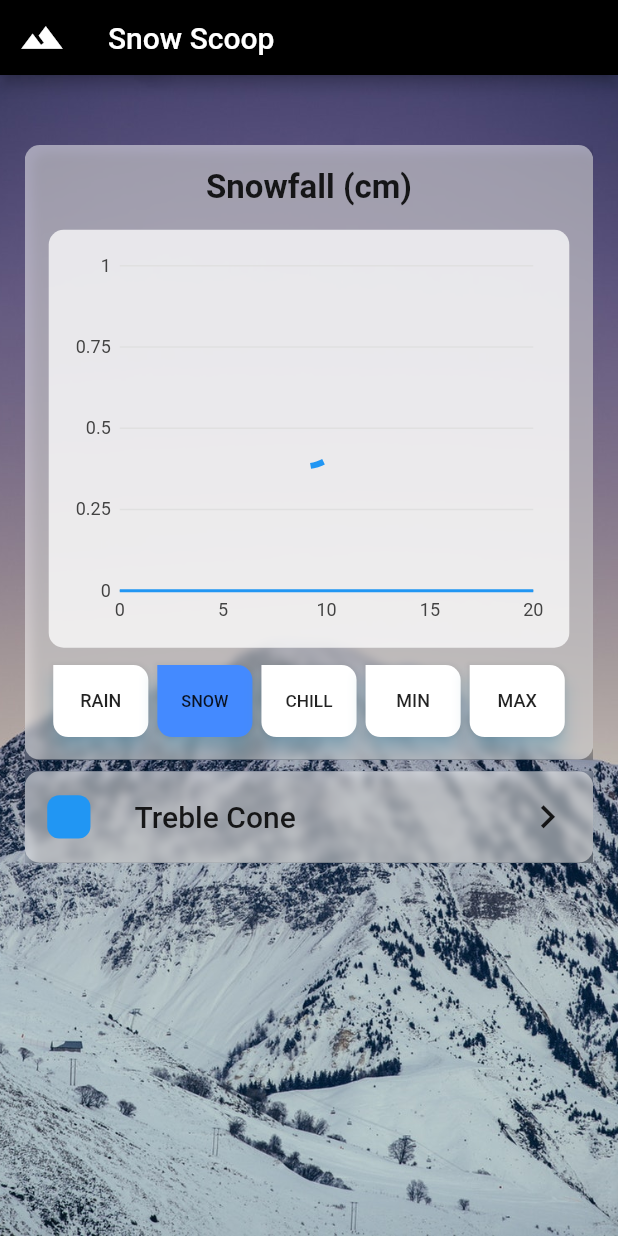
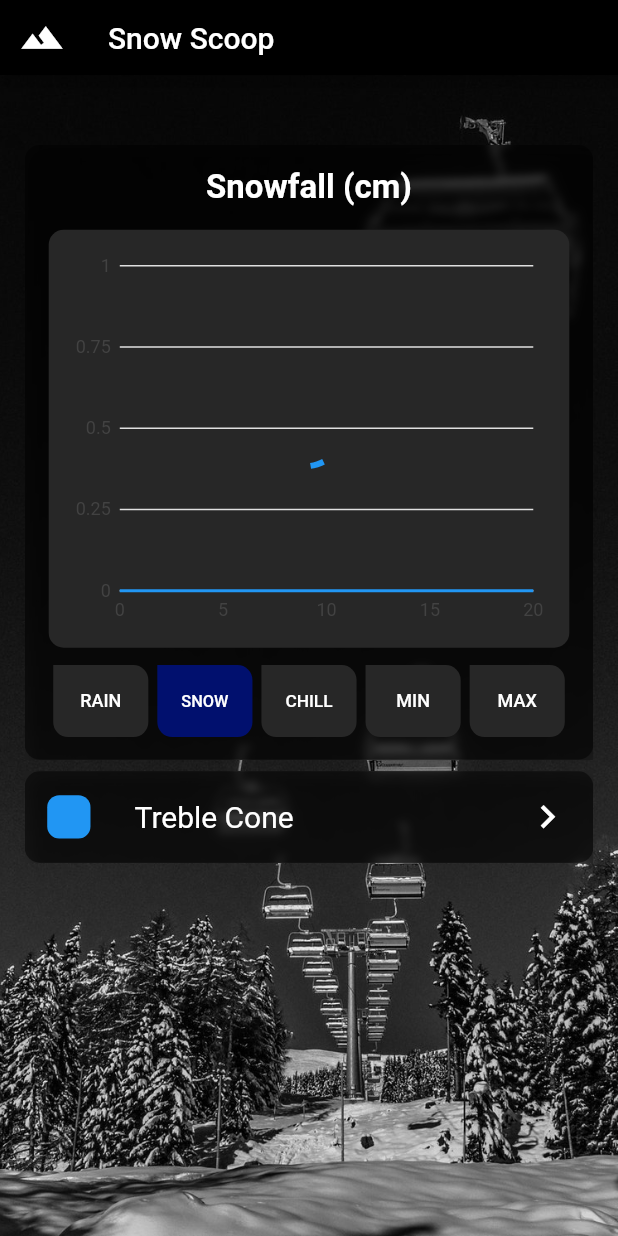
Before and after one commit to kerridge/snowscoop, a Flutter app: the screen it shows after launch, on a phone screen of 412 x 824 dp. Run offline on Flutter 3.47's test engine with Material 2 defaults, Android fonts, the phone set to English and light mode, and no system bars; our stand-ins replace charts_flutter, google_maps_flutter, googleapis_auth, modal_progress_hud, shared_preferences; missing offline and left inert: googleapis; Roboto replaces fonts that are missing (Signika); key blocks and very long unbroken strings in the code were emptied for the run.

Commit message:
slowly introducing a theme architecture

```diff
--- a/lib/main.dart
+++ b/lib/main.dart
@@ -1,6 +1,7 @@
 import 'package:flutter/material.dart';
 import 'package:flutter/services.dart';
 import 'package:snowscoop/util/routes.dart';
+import 'package:snowscoop/util/themes.dart';
 
 void main() => runApp(MyApp());
 
@@ -15,11 +16,7 @@ class MyApp extends StatelessWidget {
     return new MaterialApp(
       debugShowCheckedModeBanner: false,
       title: 'Snow Scoop',
-      theme: ThemeData(
-        primarySwatch: Colors.blue,
-        fontFamily: 'Signika',
-
-      ),
+      theme: darkTheme,
       onGenerateRoute: generateRoute,
     );
   }
--- /dev/null
+++ b/lib/util/themes.dart
@@ -0,0 +1,20 @@
+import 'package:flutter/material.dart';
+
+ThemeData darkTheme = new ThemeData(
+  //
+  primaryColor: Colors.black,
+  // color of graph and buttons
+  canvasColor: Color.fromRGBO(39, 39, 39, 1),
+  buttonColor: Color.fromRGBO(39, 39, 39, 1),
+  // main accent
+  accentColor: Colors.white,
+  disabledColor: Color.fromRGBO(1, 16, 110, 1),
+  fontFamily: 'Signika',
+
+  textTheme: TextTheme(
+    // graph title
+    title: TextStyle(fontSize: 22, color: Colors.white, fontWeight: FontWeight.bold),
+    body2: TextStyle(fontSize: 20, color: Colors.white, fontWeight: FontWeight.w400),
+    button: TextStyle(fontSize: 12, color: Colors.white)
+  )
+);
--- a/lib/views/widgets/frosted-container.dart
+++ b/lib/views/widgets/frosted-container.dart
@@ -4,7 +4,6 @@ import 'dart:ui' as ui;
 class FrostedContainer extends StatelessWidget {
   FrostedContainer({
     this.child,
-
     this.width,
   })  : assert(width != null && width >= 0.0);
 
@@ -25,7 +24,7 @@ class FrostedContainer extends StatelessWidget {
               borderRadius: new BorderRadius.circular(10.0),
               shape: BoxShape.rectangle,
               //you can change opacity with color here
-              color: Colors.white.withOpacity(0.5),
+              color: Theme.of(context).primaryColor.withOpacity(0.5),
               boxShadow: <BoxShadow>[
                 new BoxShadow(
                   color: Colors.black26,
```
Also changed, not shown: lib/views/home.dart (+12 -13 lines), images/bgs/night-snow.jpg (deleted).
